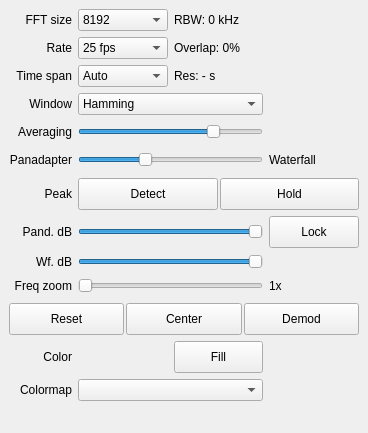
First picture: the form in src/qtgui/dockfft.ui, repository gqrx-sdr/gqrx, before the edit.
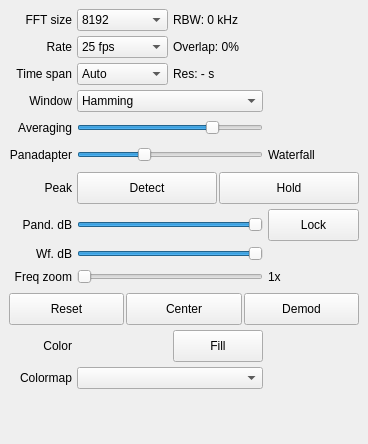
Second picture: the form after the edit. Icons and pictures are not drawn. Custom widgets are drawn as their Qt base class.

Commit message: Adjust sizes to fit screen height of 768 pixels

```diff
--- a/src/qtgui/dockfft.ui
+++ b/src/qtgui/dockfft.ui
@@ -7,7 +7,7 @@
     <x>0</x>
     <y>0</y>
     <width>368</width>
-    <height>433</height>
+    <height>444</height>
    </rect>
   </property>
   <property name="sizePolicy">
@@ -18,8 +18,8 @@
   </property>
   <property name="minimumSize">
    <size>
-    <width>316</width>
-    <height>414</height>
+    <width>327</width>
+    <height>200</height>
    </size>
   </property>
   <property name="maximumSize">
@@ -71,8 +71,8 @@
         <rect>
          <x>0</x>
          <y>0</y>
-         <width>348</width>
-         <height>487</height>
+         <width>350</width>
+         <height>407</height>
         </rect>
        </property>
        <layout class="QVBoxLayout" name="verticalLayout">
@@ -109,7 +109,7 @@
            <number>0</number>
           </property>
           <property name="spacing">
-           <number>6</number>
+           <number>5</number>
           </property>
           <item row="0" column="2" colspan="2">
            <widget class="QLabel" name="fftRbwLabel">
```
The commit also changes 3 other files.
